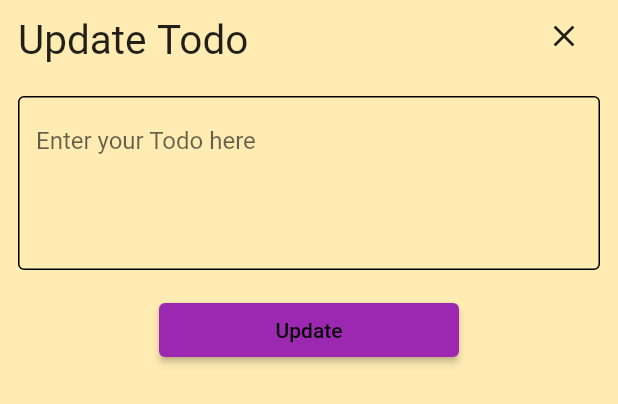
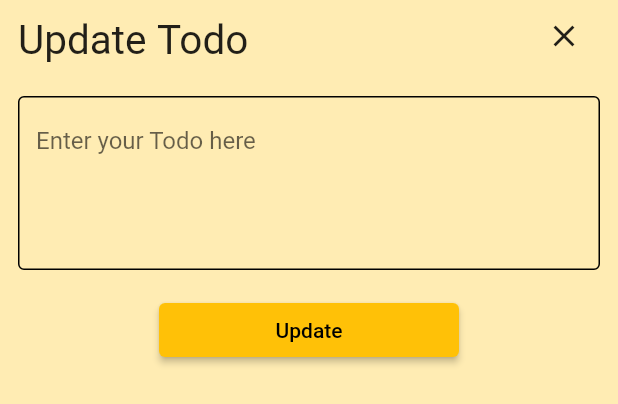
Before and after one commit to Zihadul-Islam-Fahim/Todo_app, a Flutter app: the UpdateTaskModal widget shown alone on an empty page, opened directly with empty values, after a tap on "Update", on a phone screen of 412 x 824 dp. Shown: the top 404 px of the screen. Run offline on Flutter 3.47's test engine with Material 2 defaults, Android fonts, the phone set to English and light mode, and no system bars; our stand-ins replace google_fonts; network calls fail.

Commit message:
Updated Style

```diff
--- a/lib/Add_new_task.dart
+++ b/lib/Add_new_task.dart
@@ -67,6 +67,7 @@ class _AddNewTaskModalState extends State<AddNewTaskModal> {
           SizedBox(
               width: double.infinity,
               child: ElevatedButton(
+
                   onPressed: () {
                     if (_formKey.currentState!.validate()) {
                       Task tasks = Task(
--- a/lib/Style.dart
+++ /dev/null
@@ -1,5 +0,0 @@
-import 'package:flutter/material.dart';
-
-ButtonStyle buttonStyle() {
-  return ElevatedButton.styleFrom(backgroundColor: Colors.purple);
-}
--- a/lib/Update_task.dart
+++ b/lib/Update_task.dart
@@ -1,7 +1,5 @@
 import 'package:flutter/material.dart';
 import 'package:google_fonts/google_fonts.dart';
-
-import 'Style.dart';
 
 class UpdateTaskModal extends StatefulWidget {
   final Function callbackUpdateTask;
@@ -71,7 +69,6 @@ class _UpdateTaskModalState extends State<UpdateTaskModal> {
                   widget.callbackUpdateTask(widget.i, _updateTEcontroller.text);
                   Navigator.pop(context);
                 },
-                style: buttonStyle(),
                 child: const Text('Update'),
               ))
         ],
--- a/lib/main.dart
+++ b/lib/main.dart
@@ -16,6 +16,7 @@ class _TodosState extends State<Todos> {
   @override
   Widget build(BuildContext context) {
     return MaterialApp(
+      debugShowCheckedModeBanner: false,
       theme: ThemeData(
         dialogBackgroundColor: Colors.amber[300],
         primarySwatch: Colors.amber,
@@ -29,6 +30,7 @@ class _TodosState extends State<Todos> {
         bottomSheetTheme:
             BottomSheetThemeData(backgroundColor: Colors.deepPurple[400]),
         brightness: Brightness.dark,
+        elevatedButtonTheme: ElevatedButtonThemeData( style: const ButtonStyle(backgroundColor: MaterialStatePropertyAll(Colors.purple)),),
         canvasColor: Colors.deepPurple[700],
         cardColor: Colors.deepPurple[400],
         primaryColor: Colors.deepPurple,
```
